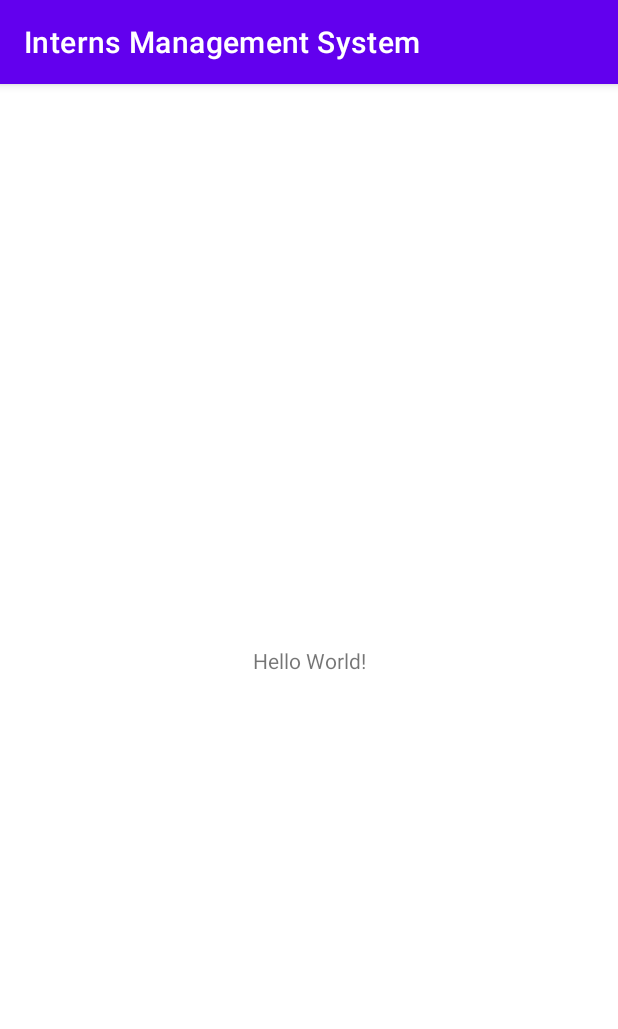
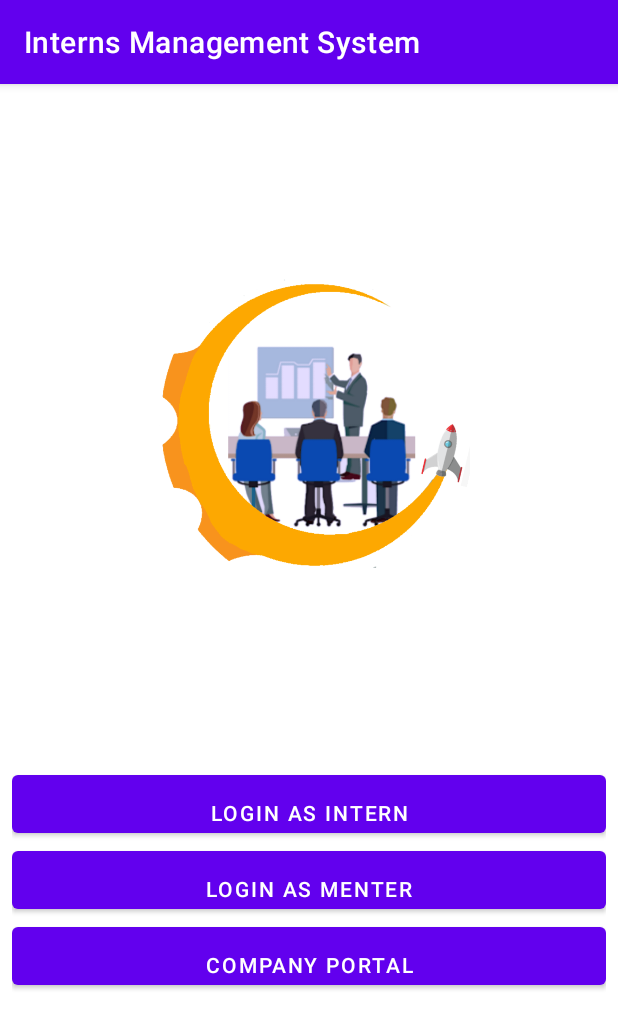
Before and after one commit to NextGen-Coder/Intern-Management-System, an Android app: the screen it shows after launch (MainActivity), on a phone screen of 412 x 824 dp. Shown: the top 1029 px of the screen. Run offline under Robolectric (Android 15) with nearby library versions, the phone set to English and light mode, and no system bars.

Commit message:
added Mainactivity UI

```diff
--- a/app/src/main/res/layout/activity_main.xml
+++ b/app/src/main/res/layout/activity_main.xml
@@ -6,13 +6,53 @@
     android:layout_height="match_parent"
     tools:context=".MainActivity">
 
-    <TextView
-        android:layout_width="wrap_content"
-        android:layout_height="wrap_content"
-        android:text="Hello World!"
+
+    <ImageView
+        android:id="@+id/logo"
+        android:layout_width="214dp"
+        android:layout_height="214dp"
+        app:layout_constraintBottom_toTopOf="@+id/linearLayout"
+        app:layout_constraintEnd_toEndOf="parent"
+        app:layout_constraintStart_toStartOf="parent"
+        app:layout_constraintTop_toTopOf="parent"
+        app:srcCompat="@drawable/logo_transparent" />
+
+    <LinearLayout
+        android:id="@+id/linearLayout"
+        android:layout_width="396dp"
+        android:layout_height="193dp"
+        android:orientation="vertical"
         app:layout_constraintBottom_toBottomOf="parent"
-        app:layout_constraintLeft_toLeftOf="parent"
-        app:layout_constraintRight_toRightOf="parent"
-        app:layout_constraintTop_toTopOf="parent" />
+        app:layout_constraintEnd_toEndOf="parent"
+        app:layout_constraintHorizontal_bias="0.5"
+        app:layout_constraintStart_toStartOf="parent"
+        app:layout_constraintTop_toBottomOf="@+id/logo">
+
+
+        <Button
+            android:id="@+id/intern"
+            android:layout_width="match_parent"
+            android:layout_height="wrap_content"
+            android:paddingTop="15dp"
+            android:text="@string/login_as_intern" />
+
+        <Button
+            android:id="@+id/menter"
+            android:layout_width="match_parent"
+            android:layout_height="wrap_content"
+            android:paddingTop="15dp"
+            android:text="@string/login_as_menter" />
+
+        <Button
+            android:id="@+id/portal"
+            android:layout_width="match_parent"
+            android:layout_height="wrap_content"
+            android:paddingTop="15dp"
+            android:text="@string/company_portal"
+            tools:layout_editor_absoluteX="203dp"
+            tools:layout_editor_absoluteY="557dp" />
+
+    </LinearLayout>
+
 
 </androidx.constraintlayout.widget.ConstraintLayout>
--- a/app/src/main/res/mipmap-anydpi-v26/ic_launcher.xml
+++ b/app/src/main/res/mipmap-anydpi-v26/ic_launcher.xml
@@ -1,5 +1,5 @@
 <?xml version="1.0" encoding="utf-8"?>
 <adaptive-icon xmlns:android="http://schemas.android.com/apk/res/android">
-    <background android:drawable="@drawable/ic_launcher_background" />
-    <foreground android:drawable="@drawable/ic_launcher_foreground" />
+    <background android:drawable="@drawable/logo_transparent" />
+    <foreground android:drawable="@drawable/logo_transparent" />
 </adaptive-icon>
--- a/app/src/main/res/mipmap-anydpi-v26/ic_launcher_round.xml
+++ b/app/src/main/res/mipmap-anydpi-v26/ic_launcher_round.xml
@@ -1,5 +1,5 @@
 <?xml version="1.0" encoding="utf-8"?>
 <adaptive-icon xmlns:android="http://schemas.android.com/apk/res/android">
-    <background android:drawable="@drawable/ic_launcher_background" />
-    <foreground android:drawable="@drawable/ic_launcher_foreground" />
+    <background android:drawable="@drawable/logo_transparent" />
+    <foreground android:drawable="@drawable/logo_transparent" />
 </adaptive-icon>
--- a/app/src/main/res/values/strings.xml
+++ b/app/src/main/res/values/strings.xml
@@ -1,3 +1,8 @@
 <resources>
     <string name="app_name">Interns Management System</string>
+    <string name="intern">Intern</string>
+    <string name="login_as_mentern">Login as Mentern</string>
+    <string name="login_as_intern">Login as Intern</string>
+    <string name="company_portal">Company Portal</string>
+    <string name="login_as_menter">Login as Menter</string>
 </resources>
```
